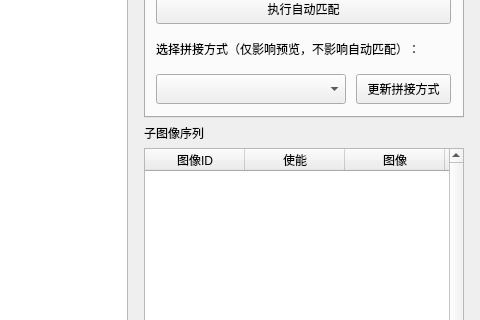
Qt form QtUI/CalibBoardStitcher.ui (h13-0/CalibBoardStitcherUI) before a commit; both pictures show x 600 to 1080 and y 150 to 470 of the 1080 by 780 pixel window.
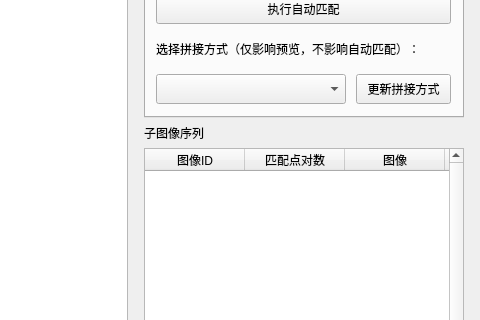
The same form after that commit.

Commit message: 实现增加匹配点功能

```diff
--- a/QtUI/CalibBoardStitcher.ui
+++ b/QtUI/CalibBoardStitcher.ui
@@ -374,7 +374,7 @@
         </column>
         <column>
          <property name="text">
-          <string>使能</string>
+          <string>匹配点对数</string>
          </property>
         </column>
         <column>
```
The commit also changes 14 other files.
